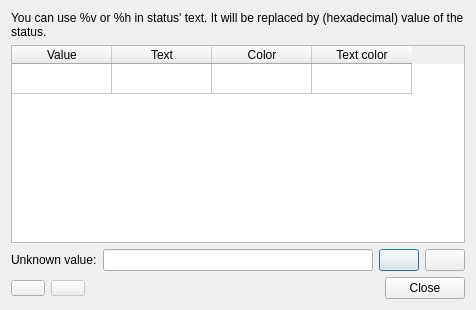
Above: src/LorrisAnalyzer/DataWidgets/statusmanager.ui from Tasssadar/Lorris before the change. Below: the same form after it.
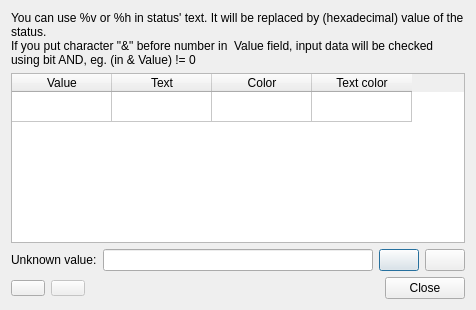
That is the form after the change. Icons and pictures are not drawn. Custom widgets are drawn as their Qt base class.

Commit message: [680] Analyzer: add support for bitmask states to StatusWidget

```diff
--- a/src/LorrisAnalyzer/DataWidgets/statusmanager.ui
+++ b/src/LorrisAnalyzer/DataWidgets/statusmanager.ui
@@ -17,7 +17,8 @@
    <item>
     <widget class="QLabel" name="label_2">
      <property name="text">
-      <string>You can use %v or %h in status' text. It will be replaced by (hexadecimal) value of the status.</string>
+      <string>You can use %v or %h in status' text. It will be replaced by (hexadecimal) value of the status.
+If you put character &quot;&amp;&quot; before number in  Value field, input data will be checked using bit AND, eg. (in &amp; Value) != 0</string>
      </property>
      <property name="wordWrap">
       <bool>true</bool>
```
The commit also changes 5 other files.
